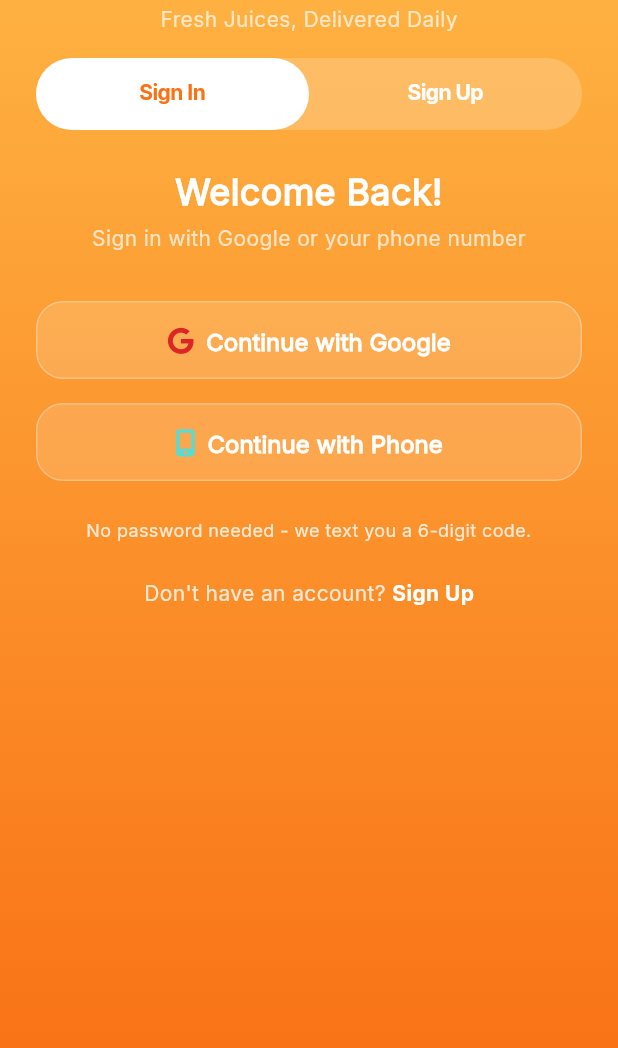
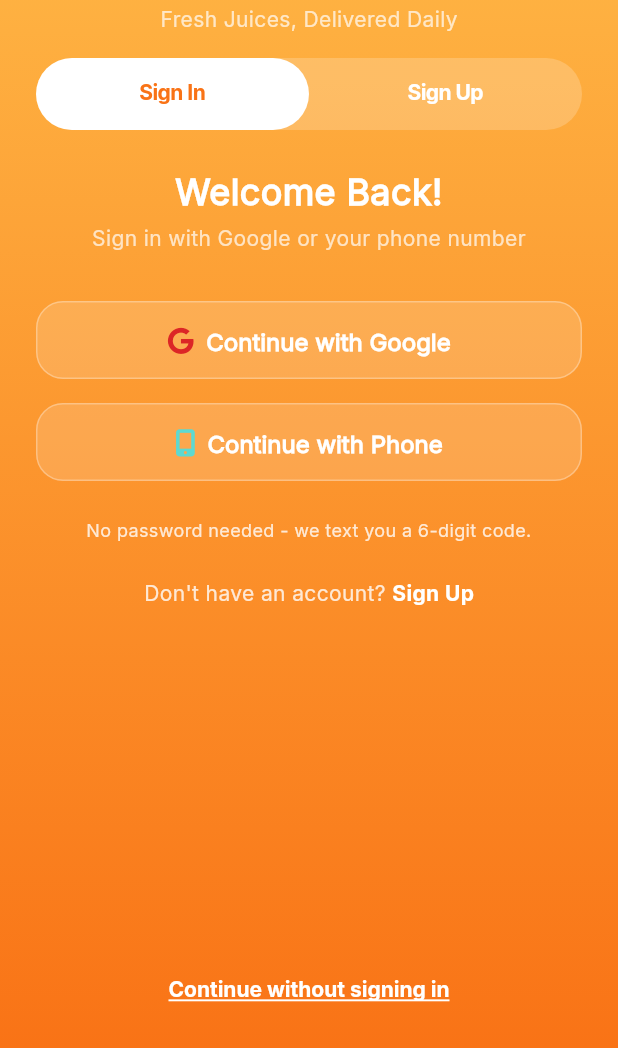
Before and after one commit to bookmyjuice/lush, a Flutter app: the LoginPage screen opened by its route, on a phone screen of 412 x 824 dp, the part 188-1236 px from its top. Run offline on Flutter 3.47's test engine with Material 3 defaults, Android fonts, the phone set to English and light mode, and no system bars; drawn by our look-alikes of toastification; our stand-ins replace equatable, firebase_analytics, firebase_core, firebase_messaging, flutter_bloc, flutter_local_notifications and 16 more; missing offline and left inert: no_context_navigation; accounts and stored records are empty; network calls fail.

Commit message:
fix(nav): keep the dashboard alive after phone-OTP login
LoginPage popped on AuthenticationSuccess unconditionally. In the phone-OTP flow the verification screen has already replaced the stack with /dashboard via pushNamedAndRemoveUntil, so that pop removed the dashboard and left an empty navigator (black screen). The pop is now guarded to the case where the login route is actually on top, which is the Google flow it was written for.

Root cause: POST_LOGIN_BLACK_SCREEN_ROOT_CAUSE.md

```diff
--- a/lib/views/screens/login_page.dart
+++ b/lib/views/screens/login_page.dart
@@ -95,9 +95,16 @@ class LoginPageState extends State<LoginPage>
         listener: (context, state) async {
           if (state is AuthenticationSuccess) {
             _dialogShown = true;
-            WidgetsBinding.instance.addPostFrameCallback((_) {
-              Navigator.of(context).pop();
-            });
+            // Only dismiss this screen when it is the route on top. In the
+            // phone-OTP flow the verification screen has already replaced the
+            // whole stack with /dashboard, so popping here removed the
+            // dashboard itself and left an empty navigator — the black screen.
+            final ModalRoute<dynamic>? route = ModalRoute.of(context);
+            if (route?.isCurrent ?? false) {
+              WidgetsBinding.instance.addPostFrameCallback((_) {
+                Navigator.of(context).pop();
+              });
+            }
             return;
           }
           if ((state is LogInFailed) && !_dialogShown) {
@@ -203,6 +210,23 @@ class LoginPageState extends State<LoginPage>
                     ],
                   ),
                 ),
+
+                // Guest entry: the dashboard is browsable without an account,
+                // so signing in is a choice rather than a gate.
+                TextButton(
+                  key: const Key('login_continue_as_guest'),
+                  onPressed: () =>
+                      Navigator.of(context).pushReplacementNamed('/dashboard'),
+                  child: Text(
+                    'Continue without signing in',
+                    style: AppTextStyles.textTheme.labelLarge?.copyWith(
+                      color: AppColors.white,
+                      decoration: TextDecoration.underline,
+                      decorationColor: AppColors.white,
+                    ),
+                  ),
+                ),
+                const SizedBox(height: AppSpacing.md),
               ],
             ),
           ),
```
